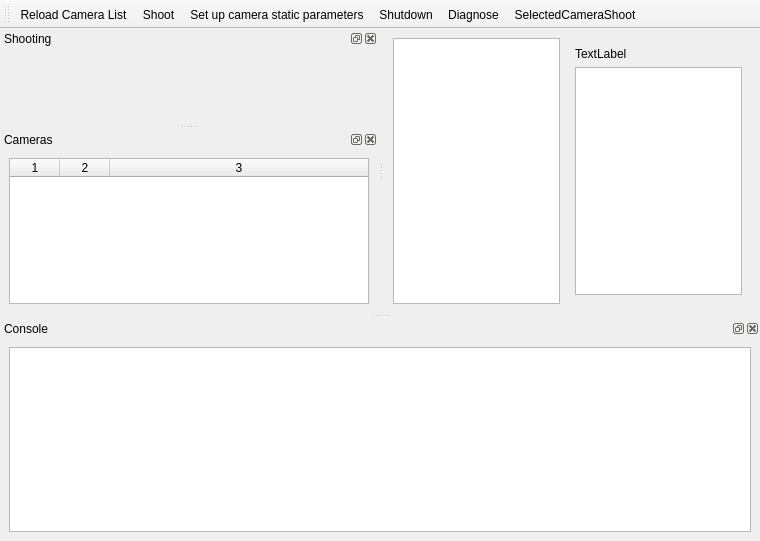
Before: the Qt Designer form QtCreator/PhotoB/mainwindow.ui in novokrest/Photo, drawn with Qt 5.
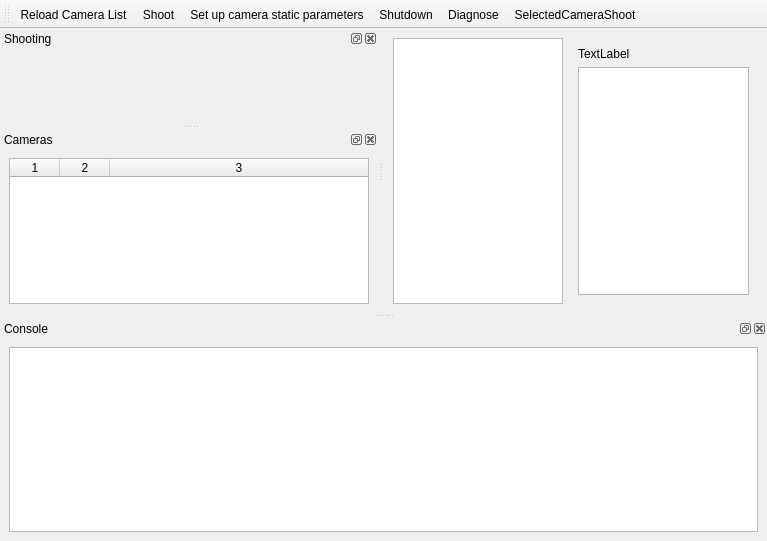
After: the same form once the commit is applied. Icons and pictures are not drawn. Custom widgets are drawn as their Qt base class.

The edit to the form file:
```diff
--- a/QtCreator/PhotoB/mainwindow.ui
+++ b/QtCreator/PhotoB/mainwindow.ui
@@ -6,7 +6,7 @@
    <rect>
     <x>0</x>
     <y>0</y>
-    <width>760</width>
+    <width>767</width>
     <height>541</height>
    </rect>
   </property>
```
Left out of the diff: 2 changed lines with no effect on the pictures.
